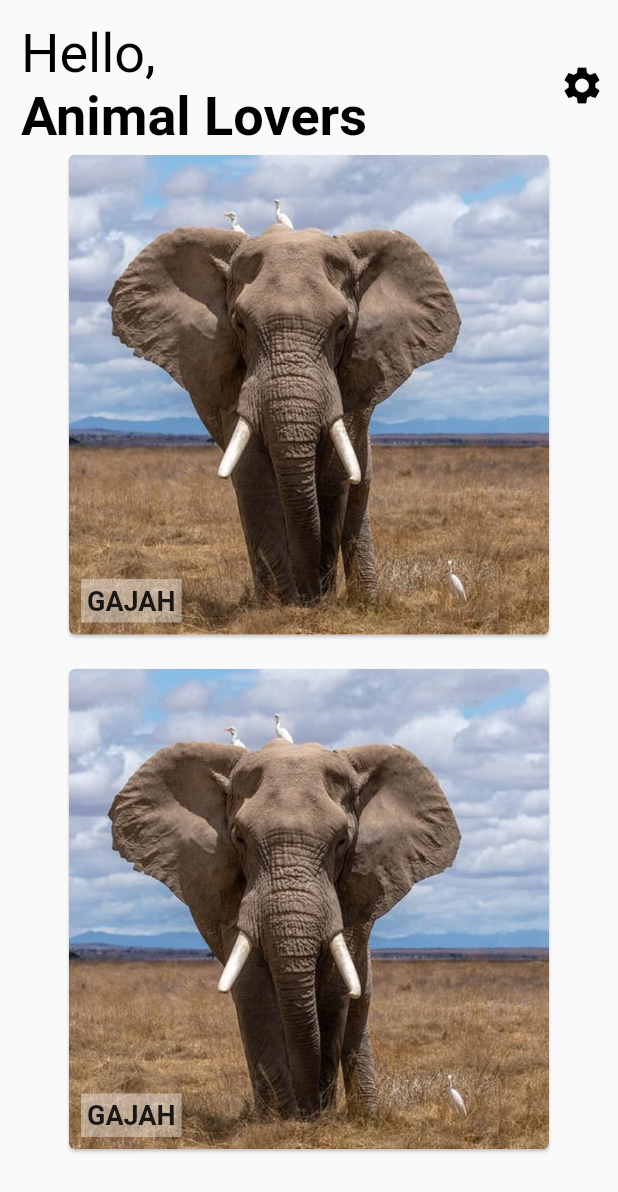
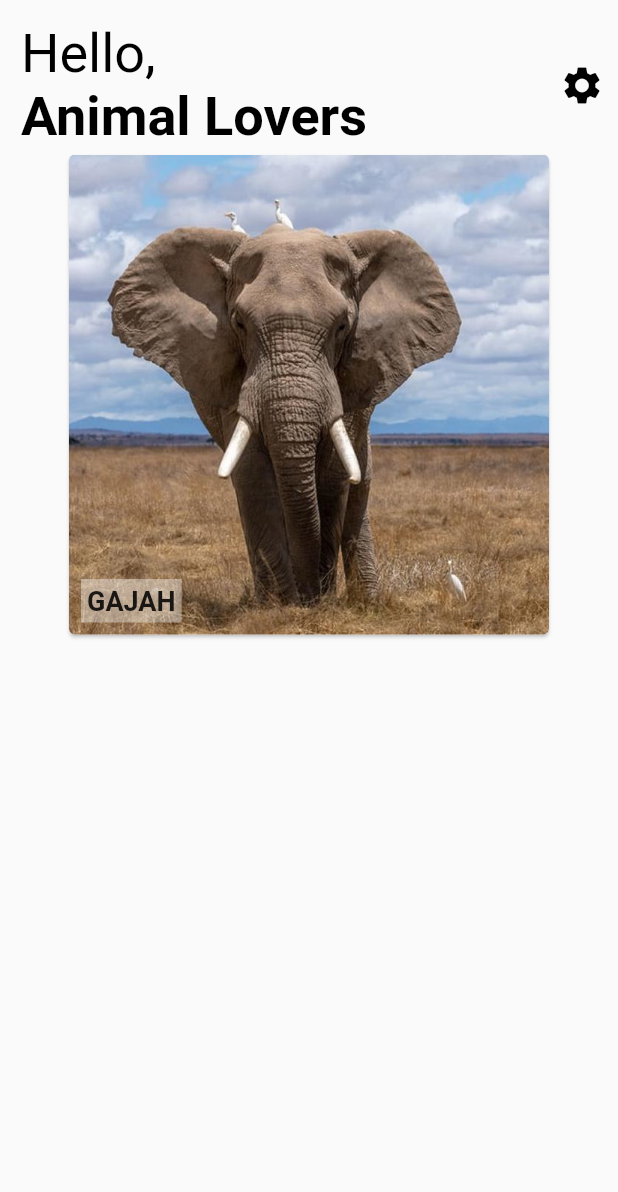
Before and after one commit to AdamAbd/animals_app, a Flutter app: the screen it shows after launch, on a phone screen of 412 x 824 dp. Shown: the top 1192 px of the screen. Run offline on Flutter 3.47's test engine with Material 2 defaults, Android fonts, the phone set to English and light mode, and no system bars.

Commit message:
make custom widget

```diff
--- a/lib/pages/myHomePage.dart
+++ b/lib/pages/myHomePage.dart
@@ -1,5 +1,6 @@
 import 'package:flutter/material.dart';
 
+import 'package:animals_app/widgets/widgets.dart';
 import 'descriptionPage.dart';
 import 'settingPage.dart';
 
@@ -73,63 +74,8 @@ class MyHomePage extends StatelessWidget {
                         ),
                       );
                     },
-                  child: Card(
-                    child: Stack(
-                      alignment: Alignment.bottomLeft,
-                      children: [
-                        ClipRRect(
-                          borderRadius: BorderRadius.circular(4.0),
-                          child: Image.asset(
-                            "assets/gajah.jpg",
-                            height: 320,
-                            width: 320,
-                            fit: BoxFit.cover,
-                          ),
-                        ),
-                        Container(
-                          margin: EdgeInsets.all(8.0),
-                          padding: EdgeInsets.all(4.0),
-                          color: Colors.white38,
-                          child: Text(
-                            "GAJAH",
-                            style: TextStyle(
-                                fontSize: 18.0, fontWeight: FontWeight.bold),
-                          ),
-                        ),
-                      ],
-                    ),
-                  ),
-                ),
+                    child: cCard()),
                 SizedBox(height: 15.0),
-                FlatButton(
-                  onPressed: () {},
-                  child: Card(
-                    child: Stack(
-                      alignment: Alignment.bottomLeft,
-                      children: [
-                        ClipRRect(
-                          borderRadius: BorderRadius.circular(4.0),
-                          child: Image.asset(
-                            "assets/gajah.jpg",
-                            height: 320,
-                            width: 320,
-                            fit: BoxFit.cover,
-                          ),
-                        ),
-                        Container(
-                          margin: EdgeInsets.all(8.0),
-                          padding: EdgeInsets.all(4.0),
-                          color: Colors.white38,
-                          child: Text(
-                            "GAJAH",
-                            style: TextStyle(
-                                fontSize: 18.0, fontWeight: FontWeight.bold),
-                          ),
-                        ),
-                      ],
-                    ),
-                  ),
-                ),
               ],
             ),
           )
--- /dev/null
+++ b/lib/widgets/widgets.dart
@@ -0,0 +1,32 @@
+import 'package:flutter/material.dart';
+
+class cCard extends StatelessWidget {
+  @override
+  Widget build(BuildContext context) {
+    return Card(
+      child: Stack(
+        alignment: Alignment.bottomLeft,
+        children: [
+          ClipRRect(
+            borderRadius: BorderRadius.circular(4.0),
+            child: Image.asset(
+              "assets/gajah.jpg",
+              height: 320,
+              width: 320,
+              fit: BoxFit.cover,
+            ),
+          ),
+          Container(
+            margin: EdgeInsets.all(8.0),
+            padding: EdgeInsets.all(4.0),
+            color: Colors.white38,
+            child: Text(
+              "GAJAH",
+              style: TextStyle(fontSize: 18.0, fontWeight: FontWeight.bold),
+            ),
+          ),
+        ],
+      ),
+    );
+  }
+}
```
Lines whose indentation alone changed are shown as unchanged.
